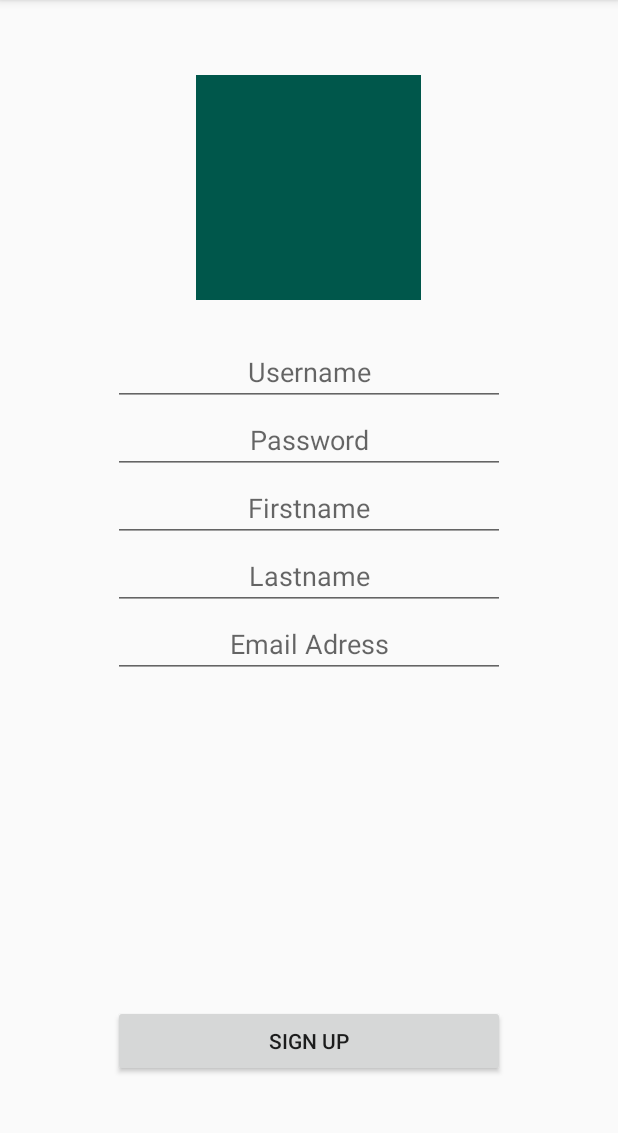
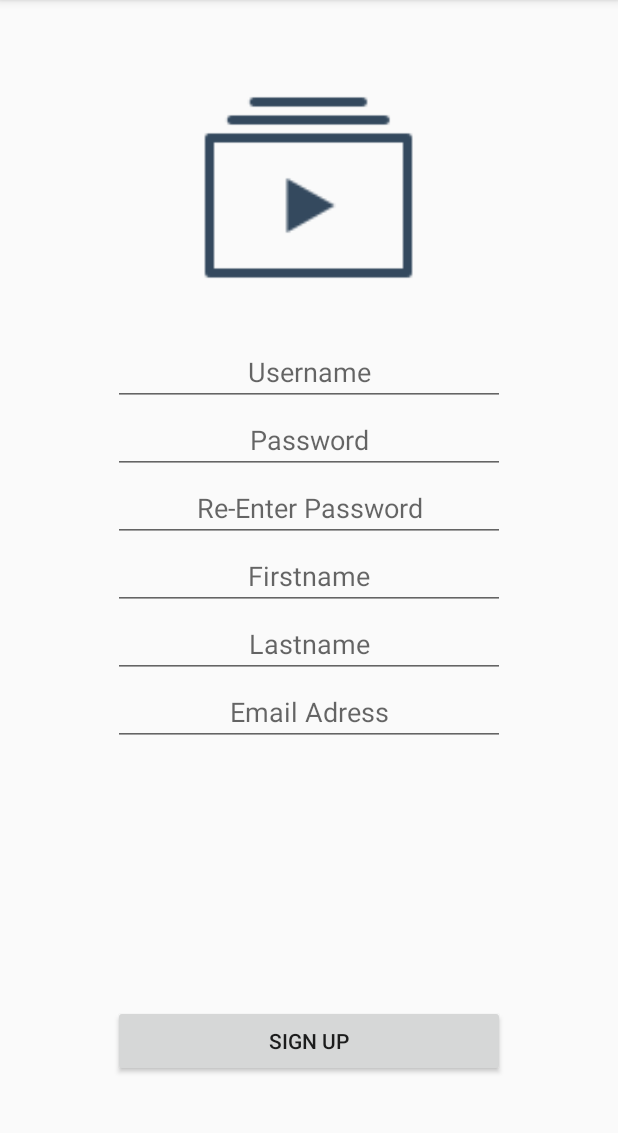
Before and after one commit to jerry1177/VideoGramFrontEnd, an Android app: the SignupFragment screen opened through its navigation route, on a phone screen of 412 x 824 dp, the part 84-1217 px from its top. Run offline under Robolectric (Android 15) with nearby library versions, the phone set to English and light mode, and no system bars; our stand-ins replace Volley.

```diff
--- a/app/src/main/AndroidManifest.xml
+++ b/app/src/main/AndroidManifest.xml
@@ -11,6 +11,7 @@
         android:label="@string/app_name"
         android:roundIcon="@mipmap/ic_launcher_round"
         android:supportsRtl="true"
+        android:usesCleartextTraffic="true"
         android:theme="@style/AppTheme">
         <activity android:name=".MainActivity">
             <intent-filter>
--- a/app/src/main/res/layout/fragment_login.xml
+++ b/app/src/main/res/layout/fragment_login.xml
@@ -18,7 +18,7 @@
             android:layout_marginTop="50dp"
             android:layout_alignParentTop="true"
             android:layout_centerHorizontal="true"
-            android:background="@color/colorPrimaryDark"/>
+            android:src="@mipmap/video_icon"/>
         <EditText
             android:id="@+id/Username"
             android:layout_width="fill_parent"
@@ -37,7 +37,7 @@
             android:layout_below="@id/Username"
             android:textAlignment="center"
             android:maxLines="1"
-            android:inputType="text"
+            android:inputType="textPassword"
             android:imeOptions="actionGo"
             android:hint="Password" />
         <Button
--- a/app/src/main/res/layout/fragment_signup.xml
+++ b/app/src/main/res/layout/fragment_signup.xml
@@ -18,7 +18,7 @@
             android:layout_marginTop="50dp"
             android:layout_alignParentTop="true"
             android:layout_centerHorizontal="true"
-            android:background="@color/colorPrimaryDark"/>
+            android:src="@mipmap/video_icon"/>
         <EditText
             android:id="@+id/Username"
             android:layout_width="fill_parent"
@@ -37,14 +37,24 @@
             android:layout_below="@id/Username"
             android:textAlignment="center"
             android:maxLines="1"
-            android:inputType="text"
+            android:inputType="textPassword"
             android:imeOptions="actionNext"
             android:hint="Password" />
+        <EditText
+            android:id="@+id/PasswordConfirm"
+            android:layout_width="fill_parent"
+            android:layout_height="wrap_content"
+            android:layout_below="@id/Password"
+            android:textAlignment="center"
+            android:maxLines="1"
+            android:inputType="textPassword"
+            android:imeOptions="actionNext"
+            android:hint="Re-Enter Password" />
         <EditText
             android:id="@+id/Firstname"
             android:layout_width="fill_parent"
             android:layout_height="wrap_content"
-            android:layout_below="@id/Password"
+            android:layout_below="@id/PasswordConfirm"
             android:textAlignment="center"
             android:maxLines="1"
             android:inputType="text"
--- a/app/src/main/res/navigation/nav_graph.xml
+++ b/app/src/main/res/navigation/nav_graph.xml
@@ -21,7 +21,11 @@
         android:id="@+id/signupFragment"
         android:name="com.example.videogramfrontend.SignupFragment"
         android:label="fragment_signup"
-        tools:layout="@layout/fragment_signup" />
+        tools:layout="@layout/fragment_signup">
+        <action
+            android:id="@+id/action_signupFragment_to_homeFragment"
+            app:destination="@id/homeFragment" />
+    </fragment>
     <fragment
         android:id="@+id/homeFragment"
         android:name="com.example.videogramfrontend.HomeFragment"
```
Also changed, not shown: app/src/main/java/com/example/videogramfrontend/LoginFragment.java (+48 -52 lines), app/src/main/java/com/example/videogramfrontend/SignupFragment.java (+121 -18 lines), app/src/main/res/mipmap-hdpi/video_icon.png (added).
